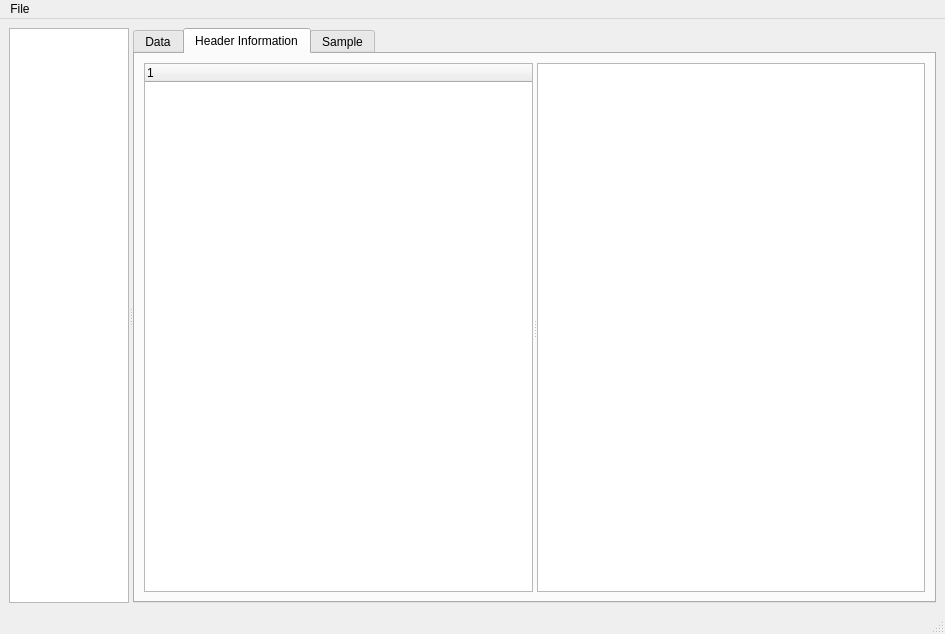
This is orso_viewer/main_window.ui in reflectivity/orso_tools as Qt 5 draws it before an edit. The edited form follows.
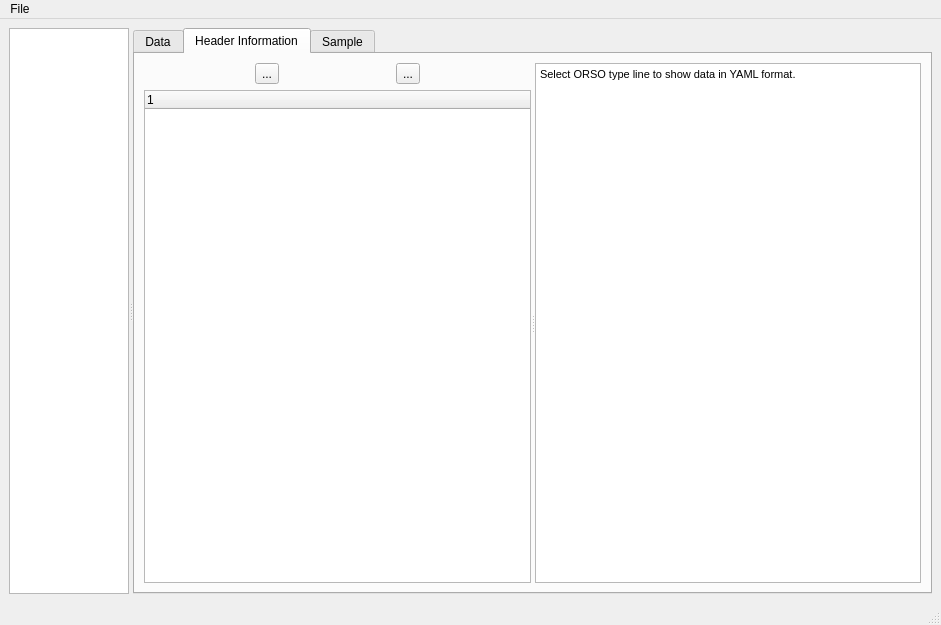
This is the edited form. The open tabs and pages were chosen to show the change. Icons and pictures are not drawn. Custom widgets are drawn as their Qt base class.

Commit message: Extract header information and build tree

What changed in the file:
```diff
--- a/orso_viewer/main_window.ui
+++ b/orso_viewer/main_window.ui
@@ -6,8 +6,8 @@
    <rect>
     <x>0</x>
     <y>0</y>
-    <width>945</width>
-    <height>634</height>
+    <width>941</width>
+    <height>625</height>
    </rect>
   </property>
   <property name="windowTitle">
@@ -58,20 +58,64 @@
         <attribute name="title">
          <string>Header Information</string>
         </attribute>
-        <layout class="QVBoxLayout" name="verticalLayout_3">
+        <layout class="QVBoxLayout" name="verticalLayout_4">
          <item>
           <widget class="QSplitter" name="splitter_2">
            <property name="orientation">
             <enum>Qt::Horizontal</enum>
            </property>
-           <widget class="QTreeWidget" name="header_tree">
-            <column>
-             <property name="text">
-              <string notr="true">1</string>
-             </property>
-            </column>
+           <widget class="QWidget" name="verticalLayoutWidget">
+            <layout class="QVBoxLayout" name="verticalLayout_3">
+             <item>
+              <layout class="QHBoxLayout" name="horizontalLayout">
+               <item>
+                <widget class="QToolButton" name="toolButton">
+                 <property name="text">
+                  <string>...</string>
+                 </property>
+                 <property name="icon">
+                  <iconset theme="list-add"/>
+                 </property>
+                 <property name="iconSize">
+                  <size>
+                   <width>24</width>
+                   <height>16</height>
+                  </size>
+                 </property>
+                </widget>
+               </item>
+               <item>
+                <widget class="QToolButton" name="toolButton_2">
+                 <property name="text">
+                  <string>...</string>
+                 </property>
+                </widget>
+               </item>
+              </layout>
+             </item>
+             <item>
+              <widget class="QTreeWidget" name="header_tree">
+               <column>
+                <property name="text">
+                 <string notr="true">1</string>
+                </property>
+               </column>
+              </widget>
+             </item>
+            </layout>
            </widget>
-           <widget class="QTextBrowser" name="header_data"/>
+           <widget class="QTextBrowser" name="header_data">
+            <property name="html">
+             <string>&lt;!DOCTYPE HTML PUBLIC &quot;-//W3C//DTD HTML 4.0//EN&quot; &quot;http://www.w3.org/TR/REC-html40/strict.dtd&quot;&gt;
+&lt;html&gt;&lt;head&gt;&lt;meta name=&quot;qrichtext&quot; content=&quot;1&quot; /&gt;&lt;style type=&quot;text/css&quot;&gt;
+p, li { white-space: pre-wrap; }
+&lt;/style&gt;&lt;/head&gt;&lt;body style=&quot; font-family:'MS Shell Dlg 2'; font-size:8.25pt; font-weight:400; font-style:normal;&quot;&gt;
+&lt;p style=&quot; margin-top:0px; margin-bottom:0px; margin-left:0px; margin-right:0px; -qt-block-indent:0; text-indent:0px;&quot;&gt;Select ORSO type line to show data in YAML format.&lt;/p&gt;&lt;/body&gt;&lt;/html&gt;</string>
+            </property>
+            <property name="textInteractionFlags">
+             <set>Qt::LinksAccessibleByKeyboard|Qt::LinksAccessibleByMouse|Qt::TextBrowserInteraction|Qt::TextSelectableByKeyboard|Qt::TextSelectableByMouse</set>
+            </property>
+           </widget>
           </widget>
          </item>
         </layout>
@@ -91,8 +135,8 @@
     <rect>
      <x>0</x>
      <y>0</y>
-     <width>945</width>
-     <height>21</height>
+     <width>941</width>
+     <height>26</height>
     </rect>
    </property>
    <widget class="QMenu" name="menuFile">
```
Left out of the diff: 19 changed lines with no effect on the pictures. The commit also changes 2 other files.
